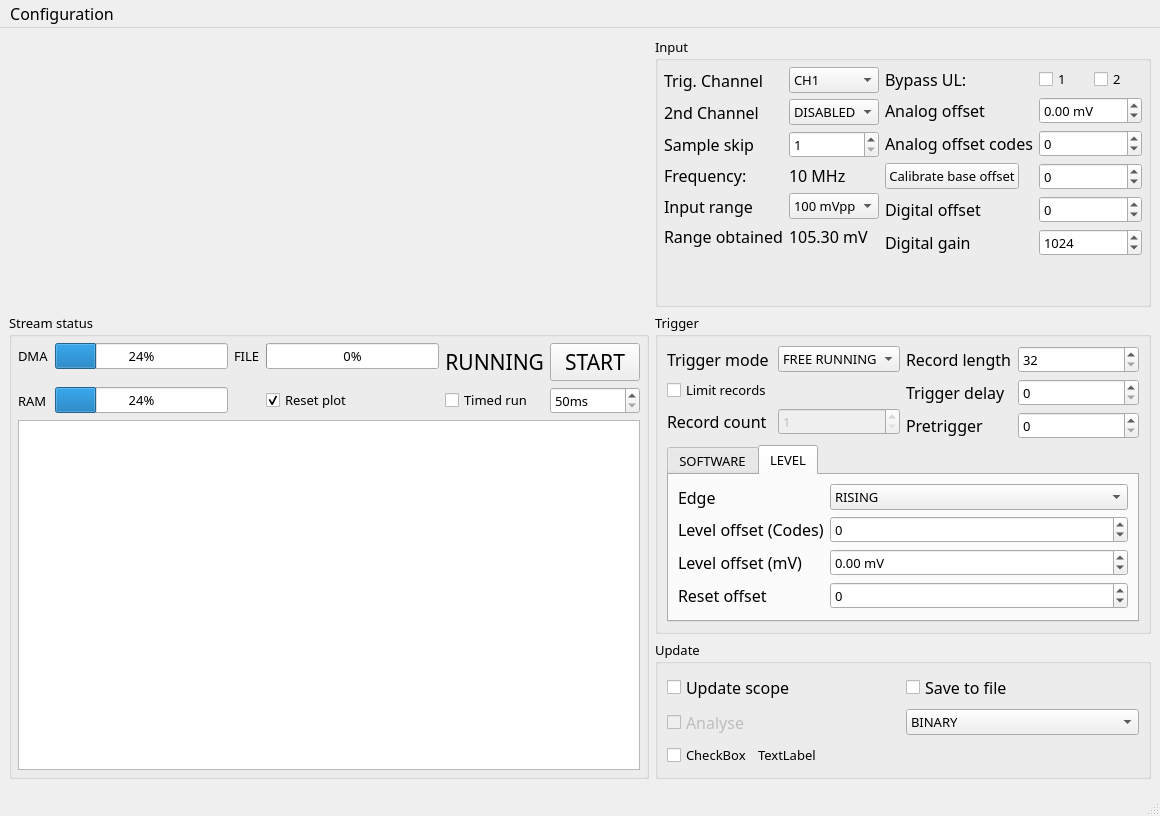
Qt form MainWindow.ui (sevenreek/qtadqscope) before a commit.
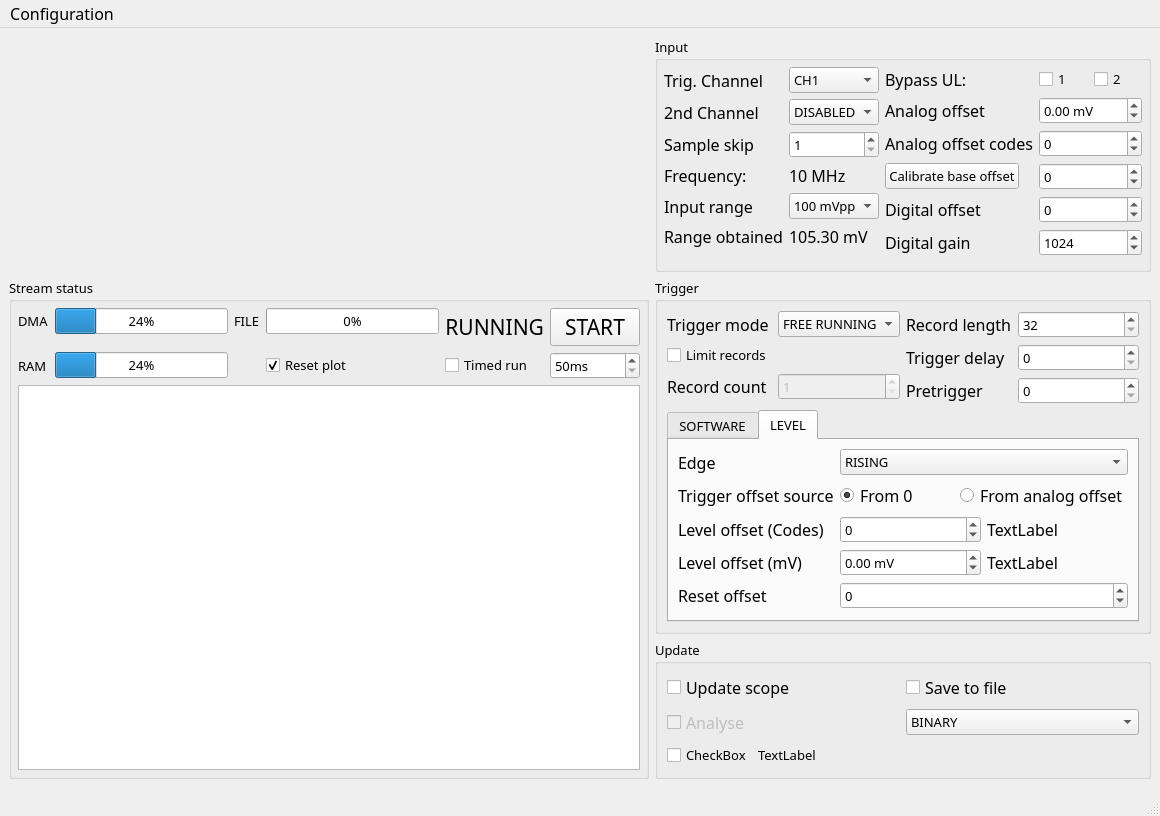
The same form after that commit. Custom widgets are drawn as their Qt base class.

Commit message: Adds trigger offseting from zero or analog bias. Fixes an issue with realloc potentially fixing the crash problem

```diff
--- a/MainWindow.ui
+++ b/MainWindow.ui
@@ -984,7 +984,7 @@
                  </item>
                 </widget>
                </item>
-               <item row="1" column="0">
+               <item row="2" column="0">
                 <widget class="QLabel" name="label_27">
                  <property name="font">
                   <font>
@@ -997,17 +997,7 @@
                  </property>
                 </widget>
                </item>
-               <item row="1" column="1">
-                <widget class="QSpinBox" name="levelTriggerCodesInput">
-                 <property name="minimum">
-                  <number>-32768</number>
-                 </property>
-                 <property name="maximum">
-                  <number>32767</number>
-                 </property>
-                </widget>
-               </item>
-               <item row="2" column="0">
+               <item row="3" column="0">
                 <widget class="QLabel" name="label_28">
                  <property name="font">
                   <font>
@@ -1020,20 +1010,7 @@
                  </property>
                 </widget>
                </item>
-               <item row="2" column="1">
-                <widget class="QDoubleSpinBox" name="levelTriggerVoltageInput">
-                 <property name="suffix">
-                  <string> mV</string>
-                 </property>
-                 <property name="minimum">
-                  <double>-5000.000000000000000</double>
-                 </property>
-                 <property name="maximum">
-                  <double>5000.000000000000000</double>
-                 </property>
-                </widget>
-               </item>
-               <item row="3" column="0">
+               <item row="4" column="0">
                 <widget class="QLabel" name="label_16">
                  <property name="font">
                   <font>
@@ -1046,7 +1023,7 @@
                  </property>
                 </widget>
                </item>
-               <item row="3" column="1">
+               <item row="4" column="1">
                 <widget class="QSpinBox" name="levelTriggerResetOffsetInput">
                  <property name="minimum">
                   <number>-32768</number>
@@ -1056,6 +1033,118 @@
                  </property>
                 </widget>
                </item>
+               <item row="1" column="0">
+                <widget class="QLabel" name="label_12">
+                 <property name="font">
+                  <font>
+                   <family>Calibri Light</family>
+                   <pointsize>12</pointsize>
+                  </font>
+                 </property>
+                 <property name="text">
+                  <string>Trigger offset source</string>
+                 </property>
+                </widget>
+               </item>
+               <item row="1" column="1">
+                <layout class="QHBoxLayout" name="horizontalLayout_3">
+                 <item>
+                  <widget class="QRadioButton" name="offsetFromZero">
+                   <property name="enabled">
+                    <bool>true</bool>
+                   </property>
+                   <property name="font">
+                    <font>
+                     <family>Calibri Light</family>
+                     <pointsize>12</pointsize>
+                    </font>
+                   </property>
+                   <property name="text">
+                    <string>From 0</string>
+                   </property>
+                   <property name="checked">
+                    <bool>true</bool>
+                   </property>
+                   <attribute name="buttonGroup">
+                    <string notr="true">buttonGroup</string>
+                   </attribute>
+                  </widget>
+                 </item>
+                 <item>
+                  <widget class="QRadioButton" name="offsetFromAnalog">
+                   <property name="font">
+                    <font>
+                     <family>Calibri Light</family>
+                     <pointsize>12</pointsize>
+                    </font>
+                   </property>
+                   <property name="text">
+                    <string>From analog offset</string>
+                   </property>
+                   <attribute name="buttonGroup">
+                    <string notr="true">buttonGroup</string>
+                   </attribute>
+                  </widget>
+                 </item>
+                </layout>
+               </item>
+               <item row="3" column="1">
+                <layout class="QHBoxLayout" name="horizontalLayout_4">
+                 <item>
+                  <widget class="QDoubleSpinBox" name="levelTriggerVoltageInput">
+                   <property name="suffix">
+                    <string> mV</string>
+                   </property>
+                   <property name="minimum">
+                    <double>-5000.000000000000000</double>
+                   </property>
+                   <property name="maximum">
+                    <double>5000.000000000000000</double>
+                   </property>
+                  </widget>
+                 </item>
+                 <item>
+                  <widget class="QLabel" name="levelTriggerVoltageFromZero">
+                   <property name="font">
+                    <font>
+                     <family>Calibri Light</family>
+                     <pointsize>12</pointsize>
+                    </font>
+                   </property>
+                   <property name="text">
+                    <string>TextLabel</string>
+                   </property>
+                  </widget>
+                 </item>
+                </layout>
+               </item>
+               <item row="2" column="1">
+                <layout class="QHBoxLayout" name="horizontalLayout_5">
+                 <item>
+                  <widget class="QSpinBox" name="levelTriggerCodesInput">
+                   <property name="minimum">
+                    <number>-32768</number>
+                   </property>
+                   <property name="maximum">
+                    <number>32767</number>
+                   </property>
+                  </widget>
+                 </item>
+                 <item>
+                  <widget class="QLabel" name="levelTriggerCodesFromZero">
+                   <property name="font">
+                    <font>
+                     <family>Calibri Light</family>
+                     <pointsize>12</pointsize>
+                    </font>
+                   </property>
+                   <property name="text">
+                    <string>TextLabel</string>
+                   </property>
+                  </widget>
+                 </item>
+                </layout>
+               </item>
               </layout>
              </widget>
             </widget>
```
Left out of the diff: 3 changed lines with no effect on the pictures. The commit also changes 21 other files.
